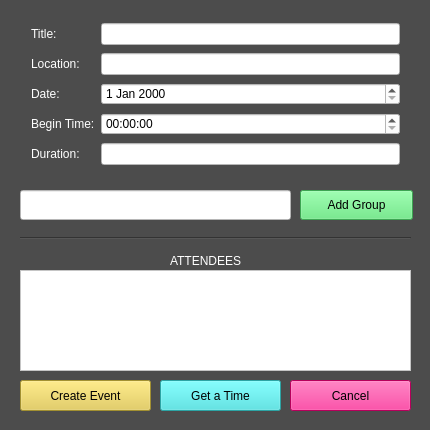
This is create_group_event.ui in allenh1/timefuse-client as Qt 5 draws it before an edit. The edited form follows.
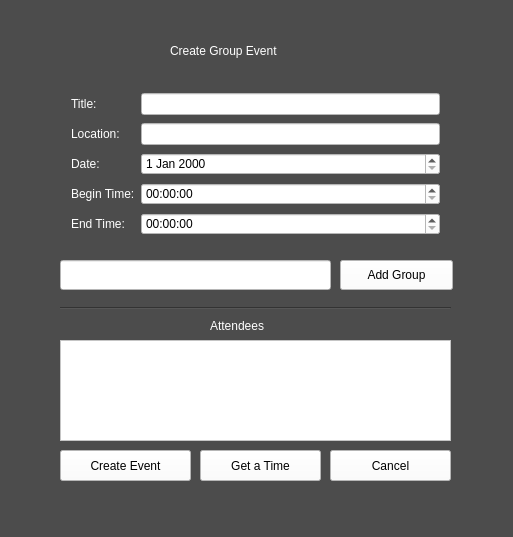
This is the edited form.

```diff
--- a/create_group_event.ui
+++ b/create_group_event.ui
@@ -6,8 +6,8 @@
    <rect>
     <x>0</x>
     <y>0</y>
-    <width>430</width>
-    <height>430</height>
+    <width>513</width>
+    <height>537</height>
    </rect>
   </property>
   <property name="windowTitle">
@@ -20,8 +20,8 @@
   <widget class="QWidget" name="gridLayoutWidget">
    <property name="geometry">
     <rect>
-     <x>20</x>
-     <y>10</y>
+     <x>60</x>
+     <y>80</y>
      <width>391</width>
      <height>173</height>
     </rect>
@@ -48,21 +48,14 @@
       </property>
      </widget>
     </item>
-    <item row="4" column="1">
-     <widget class="QLineEdit" name="duration_input">
-      <property name="styleSheet">
-       <string notr="true">background-color: rgb(255, 255, 255);</string>
-      </property>
-     </widget>
-    </item>
     <item row="4" column="0">
      <widget class="QLabel" name="end_time">
       <property name="styleSheet">
        <string notr="true">color: rgb(255, 255, 255);
-font: 12pt &quot;Courier&quot;;</string>
+font: 13pt &quot;Courier&quot;;</string>
       </property>
       <property name="text">
-       <string>Duration:</string>
+       <string>End Time:</string>
       </property>
      </widget>
     </item>
@@ -70,25 +63,18 @@
      <widget class="QLabel" name="title">
       <property name="styleSheet">
        <string notr="true">color: rgb(255, 255, 255);
-font: 12pt &quot;Courier&quot;;</string>
+font: 13pt &quot;Courier&quot;;</string>
       </property>
       <property name="text">
        <string>Title:</string>
       </property>
      </widget>
     </item>
-    <item row="2" column="1">
-     <widget class="QDateEdit" name="dateEdit">
-      <property name="styleSheet">
-       <string notr="true">background-color: rgb(255, 255, 255);</string>
-      </property>
-     </widget>
-    </item>
     <item row="1" column="0">
      <widget class="QLabel" name="location">
       <property name="styleSheet">
        <string notr="true">color: rgb(255, 255, 255);
-font: 12pt &quot;Courier&quot;;</string>
+font: 13pt &quot;Courier&quot;;</string>
       </property>
       <property name="text">
        <string>Location:</string>
@@ -99,7 +85,7 @@
      <widget class="QLabel" name="begin_time">
       <property name="styleSheet">
        <string notr="true">color: rgb(255, 255, 255);
-font: 12pt &quot;Courier&quot;;</string>
+font: 13pt &quot;Courier&quot;;</string>
       </property>
       <property name="text">
        <string>Begin Time:</string>
@@ -110,27 +96,42 @@
      <widget class="QLabel" name="date_text">
       <property name="styleSheet">
        <string notr="true">color: rgb(255, 255, 255);
-font: 12pt &quot;Courier&quot;;</string>
+font: 13pt &quot;Courier&quot;;</string>
       </property>
       <property name="text">
        <string>Date:</string>
       </property>
      </widget>
     </item>
+    <item row="4" column="1">
+     <widget class="QTimeEdit" name="begin_time_edit_2">
+      <property name="styleSheet">
+       <string notr="true">background-color: rgb(255, 255, 255);</string>
+      </property>
+     </widget>
+    </item>
+    <item row="2" column="1">
+     <widget class="QDateEdit" name="dateEdit">
+      <property name="styleSheet">
+       <string notr="true">background-color: rgb(255, 255, 255);</string>
+      </property>
+     </widget>
+    </item>
    </layout>
   </widget>
   <widget class="QPushButton" name="cancel">
    <property name="geometry">
     <rect>
-     <x>290</x>
-     <y>380</y>
+     <x>330</x>
+     <y>450</y>
      <width>121</width>
      <height>31</height>
     </rect>
    </property>
    <property name="styleSheet">
-    <string notr="true">font: 12pt &quot;Courier&quot;;
-background-color: rgb(255, 0, 128);</string>
+    <string notr="true">background-color: rgb(255, 255, 255);
+font: 13pt &quot;Courier&quot;;
+color: rgb(0, 0, 0);</string>
    </property>
    <property name="text">
     <string>Cancel</string>
@@ -139,15 +140,16 @@
   <widget class="QPushButton" name="create_event">
    <property name="geometry">
     <rect>
-     <x>20</x>
-     <y>380</y>
+     <x>60</x>
+     <y>450</y>
      <width>131</width>
      <height>31</height>
     </rect>
    </property>
    <property name="styleSheet">
-    <string notr="true">font: 12pt &quot;Courier&quot;;
-background-color: rgb(227, 201, 69);</string>
+    <string notr="true">background-color: rgb(255, 255, 255);
+font: 13pt &quot;Courier&quot;;
+color: rgb(0, 0, 0);</string>
    </property>
    <property name="text">
     <string>Create Event</string>
@@ -156,32 +158,33 @@
   <widget class="QLabel" name="attendees">
    <property name="geometry">
     <rect>
-     <x>170</x>
-     <y>250</y>
-     <width>91</width>
-     <height>21</height>
+     <x>210</x>
+     <y>310</y>
+     <width>121</width>
+     <height>31</height>
     </rect>
    </property>
    <property name="styleSheet">
     <string notr="true">color: rgb(255, 255, 255);
-font: 13pt &quot;Courier&quot;;</string>
+font: 20pt &quot;Times New Roman&quot;;</string>
    </property>
    <property name="text">
-    <string>ATTENDEES</string>
+    <string>Attendees</string>
    </property>
   </widget>
   <widget class="QPushButton" name="add_member">
    <property name="geometry">
     <rect>
-     <x>300</x>
-     <y>190</y>
+     <x>340</x>
+     <y>260</y>
      <width>113</width>
      <height>30</height>
     </rect>
    </property>
    <property name="styleSheet">
-    <string notr="true">font: 12pt &quot;Courier&quot;;
-background-color: rgb(86, 231, 115);</string>
+    <string notr="true">background-color: rgb(255, 255, 255);
+font: 13pt &quot;Courier&quot;;
+color: rgb(0, 0, 0);</string>
    </property>
    <property name="text">
     <string>Add Group</string>
@@ -190,8 +193,8 @@
   <widget class="QLineEdit" name="group_to_add">
    <property name="geometry">
     <rect>
-     <x>20</x>
-     <y>190</y>
+     <x>60</x>
+     <y>260</y>
      <width>271</width>
      <height>30</height>
     </rect>
@@ -203,8 +206,8 @@
   <widget class="QListWidget" name="attendees_list">
    <property name="geometry">
     <rect>
-     <x>20</x>
-     <y>270</y>
+     <x>60</x>
+     <y>340</y>
      <width>391</width>
      <height>101</height>
     </rect>
@@ -216,8 +219,8 @@
   <widget class="Line" name="line">
    <property name="geometry">
     <rect>
-     <x>20</x>
-     <y>230</y>
+     <x>60</x>
+     <y>300</y>
      <width>391</width>
      <height>16</height>
     </rect>
@@ -229,20 +232,38 @@
   <widget class="QPushButton" name="get_a_time">
    <property name="geometry">
     <rect>
-     <x>160</x>
-     <y>380</y>
+     <x>200</x>
+     <y>450</y>
      <width>121</width>
      <height>31</height>
     </rect>
    </property>
    <property name="styleSheet">
-    <string notr="true">font: 12pt &quot;Courier&quot;;
-background-color: rgb(61, 229, 229);</string>
+    <string notr="true">background-color: rgb(255, 255, 255);
+font: 13pt &quot;Courier&quot;;
+color: rgb(0, 0, 0);</string>
    </property>
    <property name="text">
     <string>Get a Time</string>
    </property>
   </widget>
+  <widget class="QLabel" name="title_2">
+   <property name="geometry">
+    <rect>
+     <x>170</x>
+     <y>30</y>
+     <width>191</width>
+     <height>41</height>
+    </rect>
+   </property>
+   <property name="styleSheet">
+    <string notr="true">color: rgb(255, 255, 255);
+font: 20pt &quot;Times New Roman&quot;;</string>
+   </property>
+   <property name="text">
+    <string>Create Group Event</string>
+   </property>
+  </widget>
  </widget>
  <layoutdefault spacing="6" margin="11"/>
  <resources/>
```
